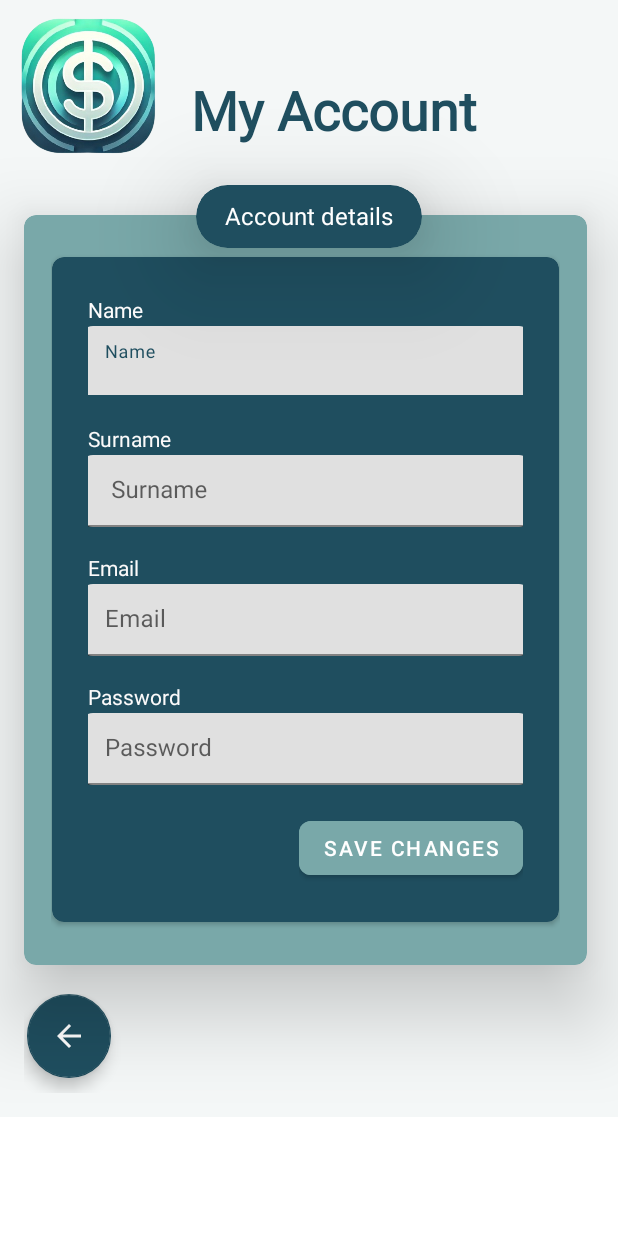
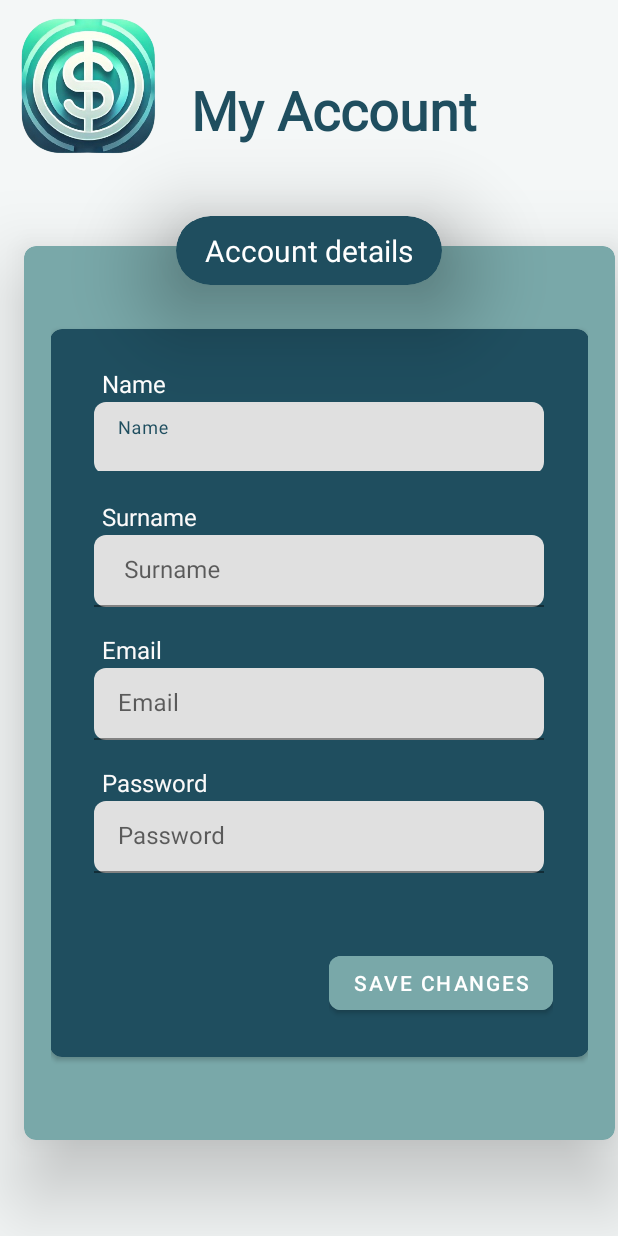
Before and after one commit to JamesWestonKnox/MoneyManager, an Android app: the AccountActivity screen opened directly, with no data from a screen before it, on a phone screen of 412 x 824 dp. Run offline under Robolectric (Android 15) with nearby library versions, the phone set to English and light mode, and no system bars.

Commit message:
Adjusted layout

```diff
--- a/app/src/main/res/layout/account_page.xml
+++ b/app/src/main/res/layout/account_page.xml
@@ -35,20 +35,19 @@
 
     <androidx.cardview.widget.CardView
         android:id="@+id/cardForm"
-        android:layout_width="375dp"
-        android:layout_height="500dp"
+        android:layout_width="394dp"
+        android:layout_height="596dp"
         android:layout_below="@id/headerLayout"
         android:layout_marginStart="16dp"
-        android:layout_marginTop="27dp"
-        android:layout_marginEnd="16dp"
+        android:layout_marginTop="48dp"
         app:cardBackgroundColor="#79A8A9"
         app:cardCornerRadius="8dp"
         app:cardElevation="32dp"
         app:contentPadding="18dp">
 
         <androidx.cardview.widget.CardView
-            android:layout_width="338dp"
-            android:layout_height="443dp"
+            android:layout_width="359dp"
+            android:layout_height="485dp"
             android:layout_gravity="center|center_horizontal"
             android:background="#1F4E5F"
             app:cardBackgroundColor="#1F4E5F"
@@ -68,7 +67,8 @@
                     android:layout_weight="1"
                     android:padding="1dp"
                     android:text=" Name"
-                    android:textColor="#FDFDFD" />
+                    android:textColor="#FDFDFD"
+                    android:textSize="16sp" />
 
                 <com.google.android.material.textfield.TextInputLayout
                     android:layout_width="match_parent"
@@ -98,7 +98,8 @@
                     android:layout_weight="1"
                     android:padding="1dp"
                     android:text=" Surname"
-                    android:textColor="#FBFAFA" />
+                    android:textColor="#FBFAFA"
+                    android:textSize="16sp" />
 
                 <com.google.android.material.textfield.TextInputLayout
                     android:layout_width="match_parent"
@@ -128,7 +129,8 @@
                     android:layout_weight="1"
                     android:padding="1dp"
                     android:text=" Email"
-                    android:textColor="#FBFAFA" />
+                    android:textColor="#FBFAFA"
+                    android:textSize="16sp" />
 
                 <com.google.android.material.textfield.TextInputLayout
                     android:layout_width="match_parent"
@@ -158,7 +160,8 @@
                     android:layout_weight="1"
                     android:padding="1dp"
                     android:text=" Password"
-                    android:textColor="#FBFAFA" />
+                    android:textColor="#FBFAFA"
+                    android:textSize="16sp" />
 
                 <com.google.android.material.textfield.TextInputLayout
                     android:layout_width="match_parent"
@@ -214,7 +217,7 @@
 
         <TextView
             android:layout_width="wrap_content"
-            android:layout_height="35dp"
+            android:layout_height="wrap_content"
             android:layout_gravity="center"
             android:background="#1F4E5F"
             android:backgroundTint="#1F4E5F"
@@ -224,14 +227,14 @@
             android:paddingBottom="6dp"
             android:text="Account details"
             android:textColor="@android:color/white"
-            android:textSize="16sp" />
+            android:textSize="20sp" />
     </androidx.cardview.widget.CardView>
 
     <LinearLayout
         android:layout_width="match_parent"
         android:layout_height="98dp"
         android:layout_below="@id/cardForm"
-        android:layout_marginTop="3dp"
+        android:layout_marginTop="38dp"
         android:orientation="vertical"
         android:padding="16dp">
 
--- a/gradle/libs.versions.toml
+++ b/gradle/libs.versions.toml
@@ -1,5 +1,5 @@
 [versions]
-agp = "8.8.2"
+agp = "8.9.2"
 kotlin = "2.1.10"
 coreKtx = "1.15.0"
 junit = "4.13.2"
```
Also changed, not shown: app/src/main/res/layout/home_page.xml (+17 -17 lines), app/src/main/res/layout/transactions_page.xml (+13 -4 lines), gradle/wrapper/gradle-wrapper.properties.
